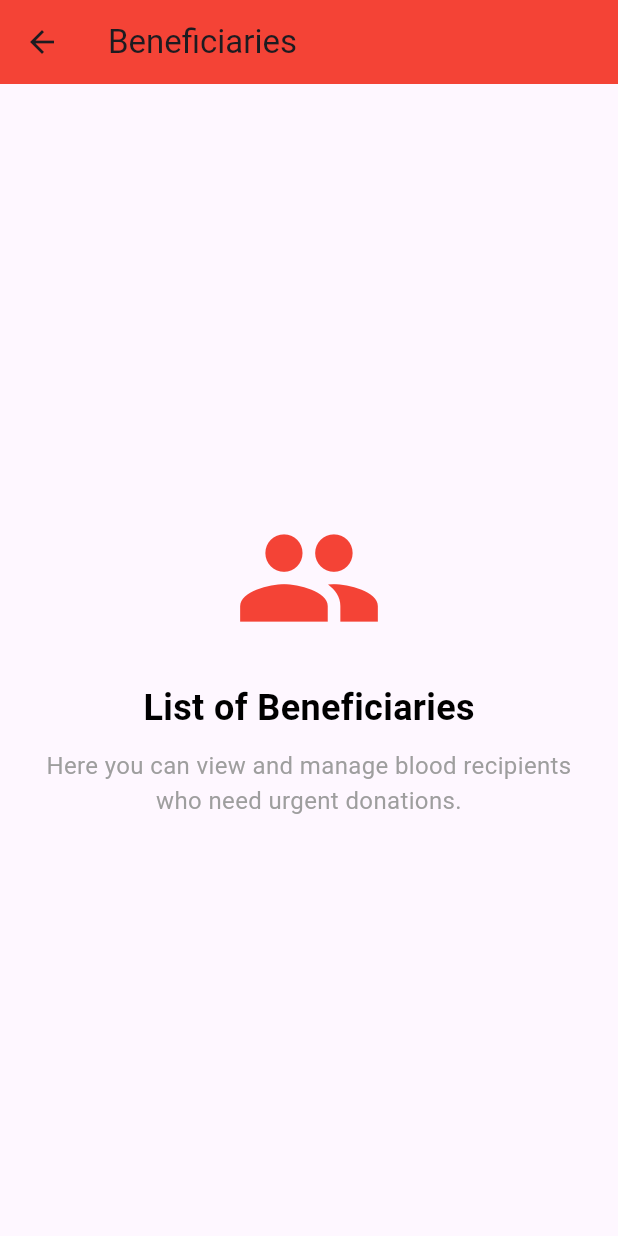
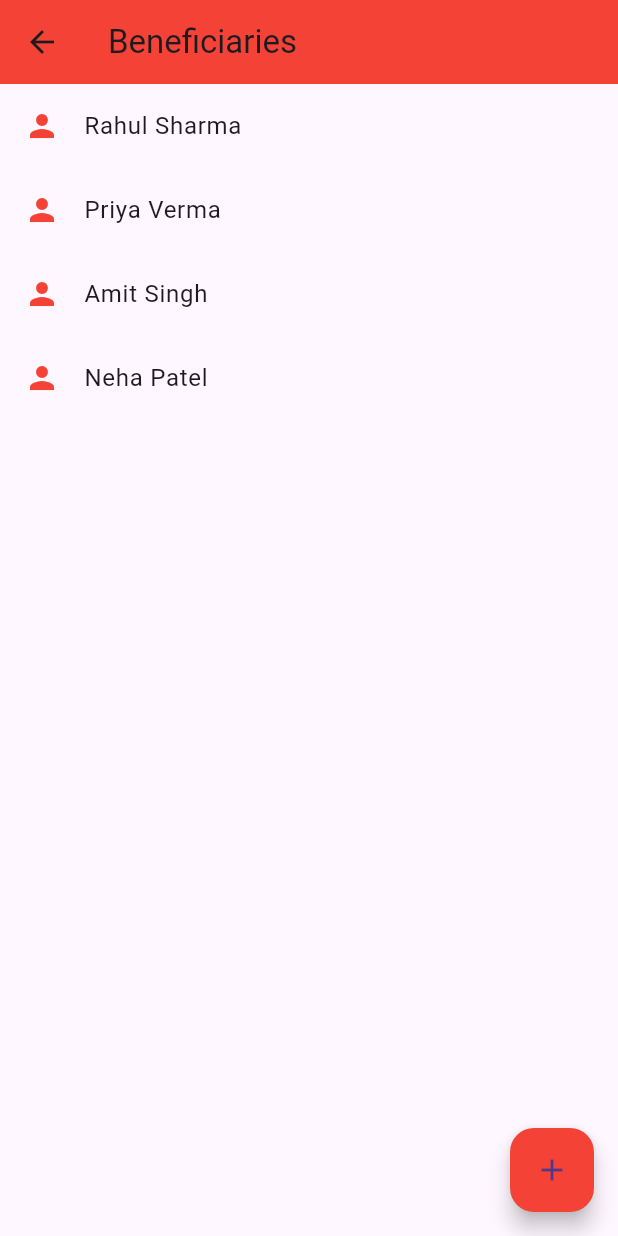
Before and after one commit to Atharva6780/donation, a Flutter app: the BeneficiaryPage screen opened directly, on a phone screen of 412 x 824 dp. Run offline on Flutter 3.47's test engine with Material 3 defaults, Android fonts, the phone set to English and light mode, and no system bars; our stand-ins replace carousel_slider, cloud_firestore, firebase_auth, firebase_core, geolocator, shared_preferences; accounts and stored records are empty.

Commit message:
Refactor BeneficiaryPage to StatefulWidget and implement dynamic beneficiary list management

```diff
--- a/lib/Screens/beneficiary_page.dart
+++ b/lib/Screens/beneficiary_page.dart
@@ -1,7 +1,54 @@
 import 'package:flutter/material.dart';
 
-class BeneficiaryPage extends StatelessWidget {
+class BeneficiaryPage extends StatefulWidget {
   const BeneficiaryPage({Key? key}) : super(key: key);
+
+  @override
+  State<BeneficiaryPage> createState() => _BeneficiaryPageState();
+}
+
+class _BeneficiaryPageState extends State<BeneficiaryPage> {
+  List<String> beneficiaries = [
+    'Rahul Sharma',
+    'Priya Verma',
+    'Amit Singh',
+    'Neha Patel'
+  ];
+
+  void _addBeneficiary(String name) {
+    setState(() {
+      beneficiaries.add(name);
+    });
+  }
+
+  void _showAddDialog() {
+    String newName = '';
+    showDialog(
+      context: context,
+      builder: (context) => AlertDialog(
+        title: const Text("Add New Beneficiary"),
+        content: TextField(
+          onChanged: (value) => newName = value,
+          decoration: const InputDecoration(hintText: "Enter beneficiary name"),
+        ),
+        actions: [
+          TextButton(
+            onPressed: () => Navigator.pop(context),
+            child: const Text("Cancel"),
+          ),
+          ElevatedButton(
+            onPressed: () {
+              if (newName.trim().isNotEmpty) {
+                _addBeneficiary(newName.trim());
+              }
+              Navigator.pop(context);
+            },
+            child: const Text("Add"),
+          )
+        ],
+      ),
+    );
+  }
 
   @override
   Widget build(BuildContext context) {
@@ -10,27 +57,17 @@ class BeneficiaryPage extends StatelessWidget {
         title: const Text("Beneficiaries"),
         backgroundColor: Colors.red,
       ),
-      body: Center(
-        child: Column(
-          mainAxisAlignment: MainAxisAlignment.center,
-          children: [
-            const Icon(Icons.people, size: 100, color: Colors.red),
-            const SizedBox(height: 20),
-            const Text(
-              "List of Beneficiaries",
-              style: TextStyle(fontSize: 24, fontWeight: FontWeight.bold, color: Colors.black),
-            ),
-            const SizedBox(height: 10),
-            const Padding(
-              padding: EdgeInsets.symmetric(horizontal: 20),
-              child: Text(
-                "Here you can view and manage blood recipients who need urgent donations.",
-                textAlign: TextAlign.center,
-                style: TextStyle(fontSize: 16, color: Colors.grey),
-              ),
-            ),
-          ],
+      body: ListView.builder(
+        itemCount: beneficiaries.length,
+        itemBuilder: (context, index) => ListTile(
+          leading: const Icon(Icons.person, color: Colors.red),
+          title: Text(beneficiaries[index]),
         ),
+      ),
+      floatingActionButton: FloatingActionButton(
+        onPressed: _showAddDialog,
+        backgroundColor: Colors.red,
+        child: const Icon(Icons.add),
       ),
     );
   }
```
